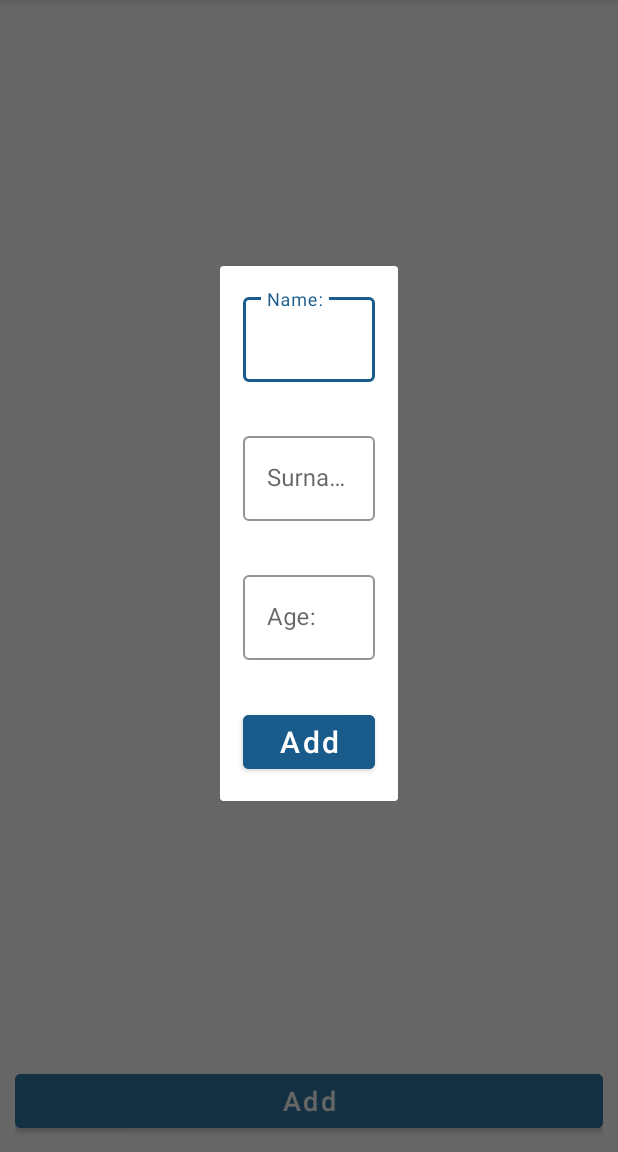
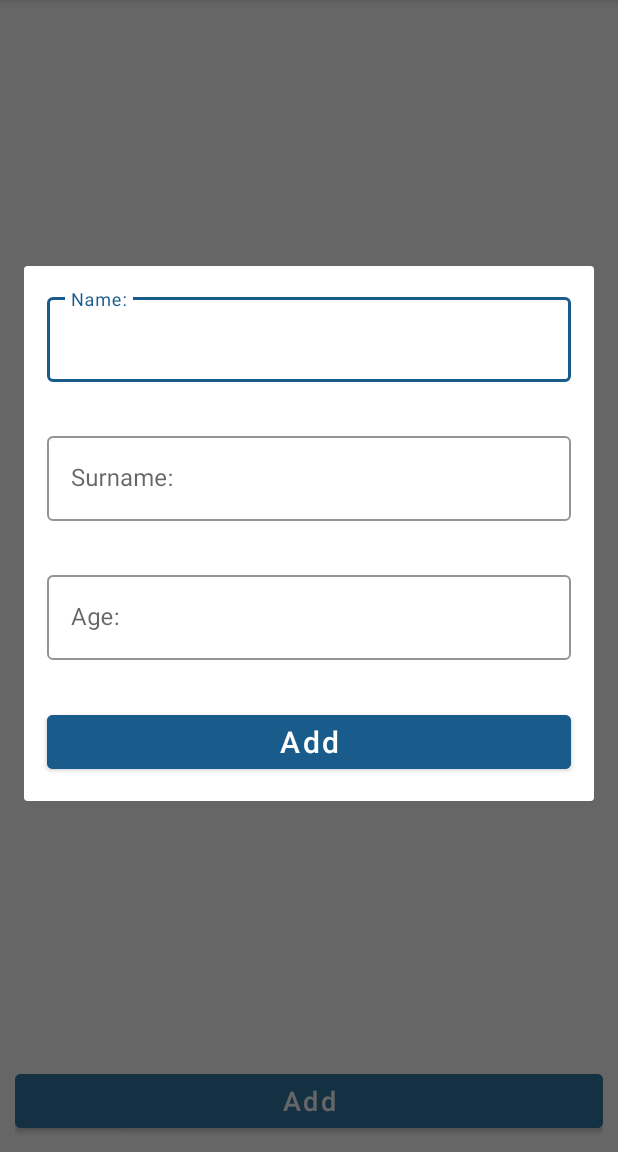
Before and after one commit to vaqiftaqiyev13/Matrix-4-App, an Android app: the screen it shows after launch (MainActivity), after a tap on "Add", on a phone screen of 412 x 824 dp, the part 84-1236 px from its top. Run offline under Robolectric (Android 15) with nearby library versions, the phone set to English and light mode, and no system bars.

```diff
--- a/app/src/main/java/com/vagif_tagiyev/customalertdialogmatrix4app/dialog/AddDialogFragment.kt
+++ b/app/src/main/java/com/vagif_tagiyev/customalertdialogmatrix4app/dialog/AddDialogFragment.kt
@@ -9,7 +9,7 @@ import com.vagif_tagiyev.customalertdialogmatrix4app.databinding.FragmentAddDial
 import com.vagif_tagiyev.customalertdialogmatrix4app.model.Person
 
 class AddDialogFragment : DialogFragment() {
-    var ID:Long = 0
+    var id:Long = 0
     private lateinit var binding: FragmentAddDialogBinding
     override fun onCreateView(
         inflater: LayoutInflater, container: ViewGroup?,
@@ -26,7 +26,7 @@ class AddDialogFragment : DialogFragment() {
 
             listener.onAddClick(
                 person = Person(
-                    ID++, binding.nameLayout.editText!!.text.toString(),
+                    null, binding.nameEditTxt.text.toString(),
                     binding.surnameEditTxt.text.toString(),
                     binding.ageEditTxt.text.toString().toInt()
 
--- a/app/src/main/java/com/vagif_tagiyev/customalertdialogmatrix4app/fragment/MainFragment.kt
+++ b/app/src/main/java/com/vagif_tagiyev/customalertdialogmatrix4app/fragment/MainFragment.kt
@@ -18,7 +18,8 @@ import com.vagif_tagiyev.customalertdialogmatrix4app.model.Person
 class MainFragment : Fragment(), AddDialogClickListener {
     lateinit var fragmentMainBinding: FragmentMainBinding
     private var TAG = "MainFragment"
-    private val addDialogFragment by lazy{AddDialogFragment()}
+    var lastId = 0L
+    private lateinit var addDialogFragment : AddDialogFragment
     private lateinit var adapter: Adapter
     override fun onCreateView(
         inflater: LayoutInflater, container: ViewGroup?,
@@ -37,6 +38,7 @@ class MainFragment : Fragment(), AddDialogClickListener {
         fragmentMainBinding.addMainBtn.setOnClickListener {
             val args = Bundle()
             args.putSerializable("AddDialogListener", this)
+            addDialogFragment = AddDialogFragment()
             addDialogFragment.arguments = args
             addDialogFragment.show(childFragmentManager, "AddDialog")
         }
@@ -44,7 +46,9 @@ class MainFragment : Fragment(), AddDialogClickListener {
     }
 
     override fun onAddClick(person: Person) {
-        adapter.addPerson(person)
+        adapter.addPerson(person.also {
+            it.personID = lastId++
+        })
     }
 
 
--- a/app/src/main/java/com/vagif_tagiyev/customalertdialogmatrix4app/model/Person.kt
+++ b/app/src/main/java/com/vagif_tagiyev/customalertdialogmatrix4app/model/Person.kt
@@ -1,6 +1,6 @@
 package com.vagif_tagiyev.customalertdialogmatrix4app.model
 
 data class Person(
-    val personID: Long?, val personName:String,
+    var personID: Long?, val personName:String,
     val personSurname:String,
     val personAge:Int)
--- a/app/src/main/res/layout/fragment_add_dialog.xml
+++ b/app/src/main/res/layout/fragment_add_dialog.xml
@@ -1,63 +1,67 @@
 <?xml version="1.0" encoding="utf-8"?>
-<LinearLayout xmlns:android="http://schemas.android.com/apk/res/android"
+<RelativeLayout xmlns:android="http://schemas.android.com/apk/res/android"
+    xmlns:app="http://schemas.android.com/apk/res-auto"
     xmlns:tools="http://schemas.android.com/tools"
     android:layout_width="match_parent"
     android:layout_height="match_parent"
-    xmlns:app="http://schemas.android.com/apk/res-auto"
-    tools:context=".dialog.AddDialogFragment"
-    android:orientation="vertical">
+    tools:context=".dialog.AddDialogFragment">
+
+    <LinearLayout
+        android:layout_width="match_parent"
+        android:layout_height="wrap_content"
+        android:orientation="vertical">
 
     <com.google.android.material.textfield.TextInputLayout
+        android:id="@+id/name_layout"
         style="@style/Widget.MaterialComponents.TextInputLayout.OutlinedBox"
-        android:id="@+id/name_layout"
         android:layout_width="match_parent"
         android:layout_height="wrap_content"
+        android:layout_margin="15dp"
         android:hint="@string/name"
-        android:layout_margin="15dp"
         app:boxStrokeColor="#195b8a"
         app:hintTextColor="#195b8a">
+
         <com.google.android.material.textfield.TextInputEditText
             android:id="@+id/name_edit_txt"
             android:layout_width="match_parent"
             android:layout_height="wrap_content"
-            android:inputType="text"
-            />
+            android:inputType="text" />
     </com.google.android.material.textfield.TextInputLayout>
 
 
     <com.google.android.material.textfield.TextInputLayout
+        android:id="@+id/surname_layout"
         style="@style/Widget.MaterialComponents.TextInputLayout.OutlinedBox"
-        android:id="@+id/surname_layout"
         android:layout_width="match_parent"
         android:layout_height="wrap_content"
+        android:layout_margin="15dp"
         android:hint="@string/surname"
-        android:layout_margin="15dp"
         app:boxStrokeColor="#195b8a"
         app:hintTextColor="#195b8a">
+
         <com.google.android.material.textfield.TextInputEditText
             android:id="@+id/surname_edit_txt"
             android:layout_width="match_parent"
             android:layout_height="wrap_content"
-            android:inputType="text"
-            />
+            android:inputType="text" />
     </com.google.android.material.textfield.TextInputLayout>
 
 
     <com.google.android.material.textfield.TextInputLayout
+        android:id="@+id/age_layout"
         style="@style/Widget.MaterialComponents.TextInputLayout.OutlinedBox"
-        android:id="@+id/age_layout"
         android:layout_width="match_parent"
         android:layout_height="wrap_content"
+        android:layout_margin="15dp"
         android:hint="@string/age"
-        android:layout_margin="15dp"
         app:boxStrokeColor="#195b8a"
         app:hintTextColor="#195b8a">
+
         <com.google.android.material.textfield.TextInputEditText
             android:id="@+id/age_edit_txt"
             android:layout_width="match_parent"
             android:layout_height="wrap_content"
-            android:inputType="number"
-            />
+            android:inputType="number" />
     </com.google.android.material.textfield.TextInputLayout>
 
 
@@ -71,5 +75,7 @@
         android:textAllCaps="false"
         android:textSize="20sp" />
 
+    </LinearLayout>
 
-</LinearLayout>
+
+    </RelativeLayout>
```
